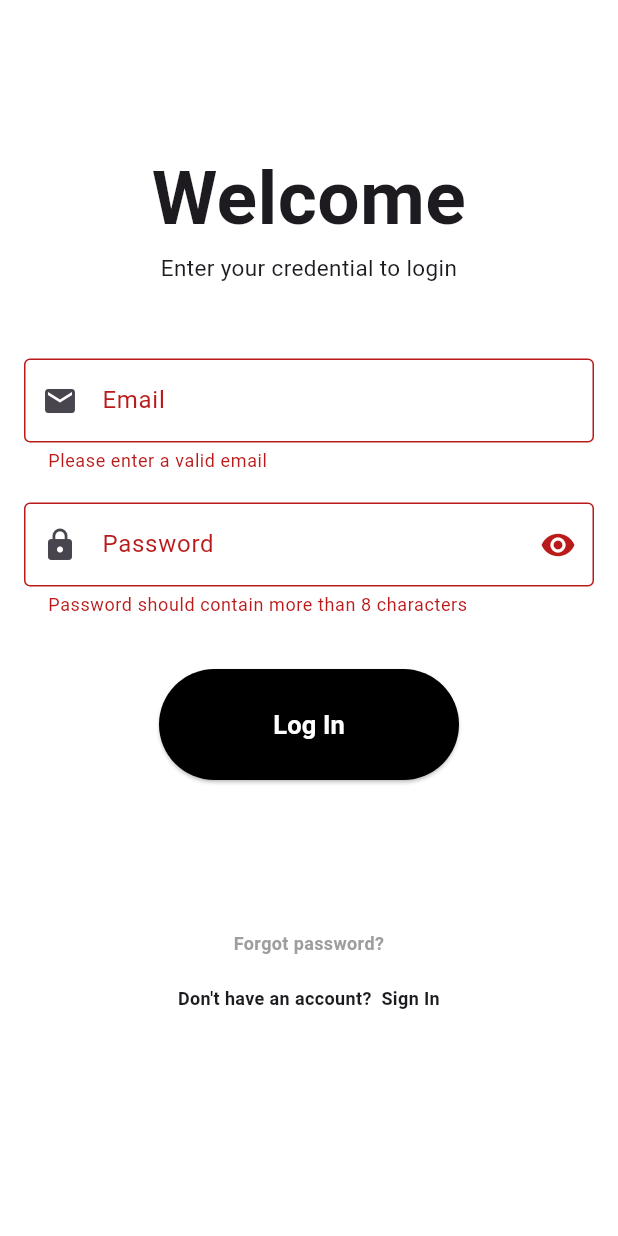
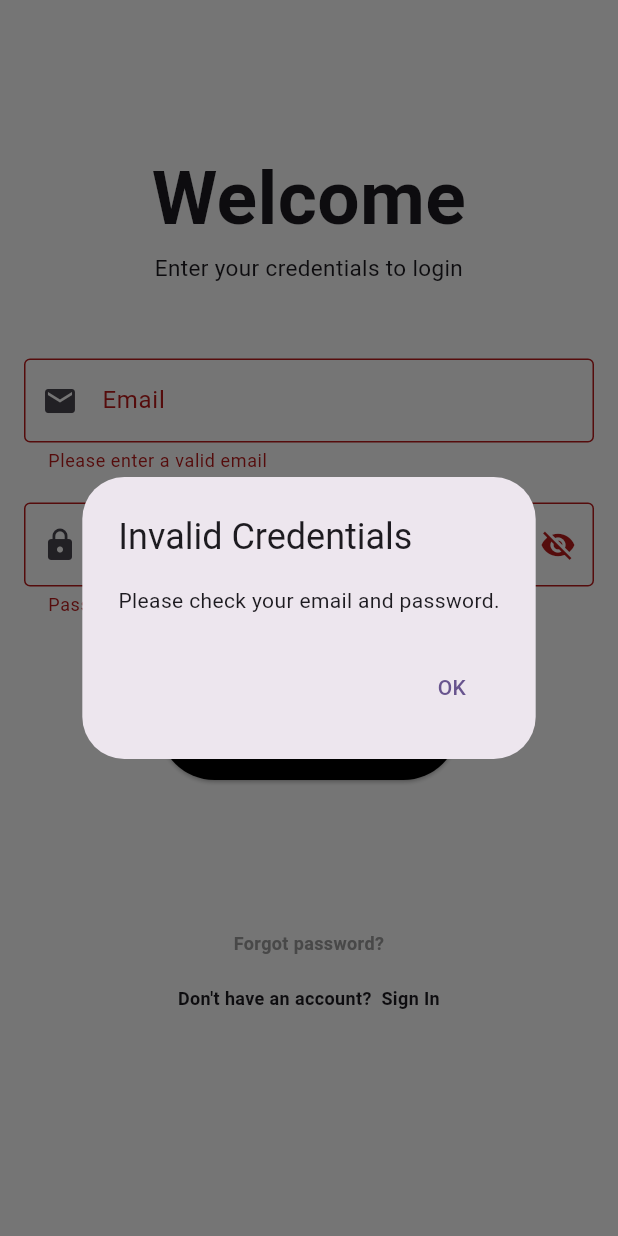
Before and after one commit to fritzjohn-wvsu/cc206-Hotel_Reservation_System, a Flutter app: the screen it shows after launch, after a tap on "Log In", on a phone screen of 412 x 824 dp. Run offline on Flutter 3.47's test engine with Material 3 defaults, Android fonts, the phone set to English and light mode, and no system bars.

```diff
--- a/lib/features/updated_login_page.dart
+++ b/lib/features/updated_login_page.dart
@@ -55,13 +55,13 @@ class _LoginState extends State<Login> {
               ),
               const Center(
                 child: Text(
-                'Enter your credential to login',
+                  'Enter your credentials to login',
                   style: TextStyle(fontSize: 15),
                   textAlign: TextAlign.center,
                 ),
               ),
               const SizedBox(height: 50),
-            //EmailTextfield
+              // Email TextField
               SizedBox(
                 width: 500,
                 child: TextFormField(
@@ -76,6 +76,7 @@ class _LoginState extends State<Login> {
                 ),
               ),
               const SizedBox(height: 20),
+              // Password TextField
               SizedBox(
                 width: 500,
                 child: TextFormField(
@@ -87,16 +88,58 @@ class _LoginState extends State<Login> {
                     border: OutlineInputBorder(),
                     suffixIcon: togglePassword(),
                   ),
-                validator: (pass) => pass!.length <= 8 ? 'Password should contain more than 8 characters' : null,
-
+                  validator: (pass) => pass!.length <= 8
+                      ? 'Password should contain more than 8 characters'
+                      : null,
                 ),
               ),
               const SizedBox(height: 35),
+              // Login Button
               SizedBox(
                 width: 200,
                 child: ElevatedButton(
                   onPressed: () {
-                  _formKey.currentState!.validate();
+                    // Validate form fields
+                    if (_formKey.currentState!.validate()) {
+                      // Show success dialog to save login info
+                      showDialog(
+                        context: context,
+                        builder: (BuildContext context) {
+                          return AlertDialog(
+                            content: const Text('Do you want to save your login information?'),
+                            actions: <Widget>[
+                              TextButton(
+                                child: const Text('Yes'),
+                                onPressed: () => Navigator.pop(context, 'Yes'),
+                              ),
+                              TextButton(
+                                child: const Text('No'),
+                                onPressed: () => Navigator.pop(context, 'No'),
+                              ),
+                            ],
+                          );
+                        },
+                      ).then((response) {
+                        print(response);
+                      });
+                    } else {
+                      // Show error dialog if validation fails
+                      showDialog(
+                        context: context,
+                        builder: (BuildContext context) {
+                          return AlertDialog(
+                            title: const Text('Invalid Credentials'),
+                            content: const Text('Please check your email and password.'),
+                            actions: <Widget>[
+                              TextButton(
+                                child: const Text('OK'),
+                                onPressed: () => Navigator.pop(context),
+                              ),
+                            ],
+                          );
+                        },
+                      );
+                    }
                   },
                   style: ElevatedButton.styleFrom(
                     padding: const EdgeInsets.symmetric(vertical: 25),
@@ -145,13 +188,14 @@ class _LoginState extends State<Login> {
     );
   }
 
-  // Toggle Password Visibility
   Widget togglePassword() {
-    return IconButton(onPressed: () {
+    return IconButton(
+      onPressed: () {
         setState(() {
           _isSecurePassword = !_isSecurePassword;
         });
-
-    }, icon: _isSecurePassword ? Icon(Icons.visibility) : Icon(Icons.visibility_off));
+      },
+      icon: _isSecurePassword ? Icon(Icons.visibility_off) : Icon(Icons.visibility),
+    );
   }
 }
```
Lines whose indentation alone changed are shown as unchanged.
